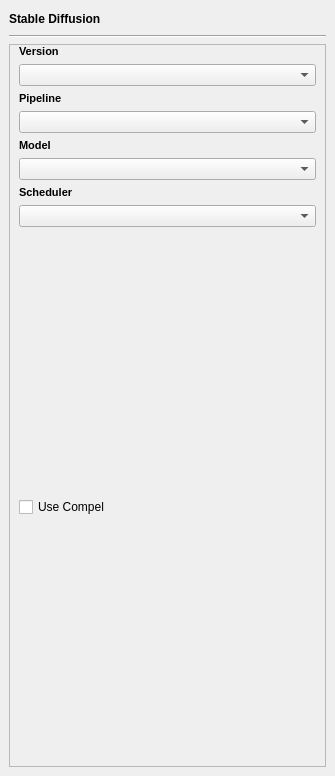
The window that src/airunner/widgets/stablediffusion/templates/stable_diffusion_settings.ui (Capsize-Games/airunner) describes before a commit, drawn with Qt 5.
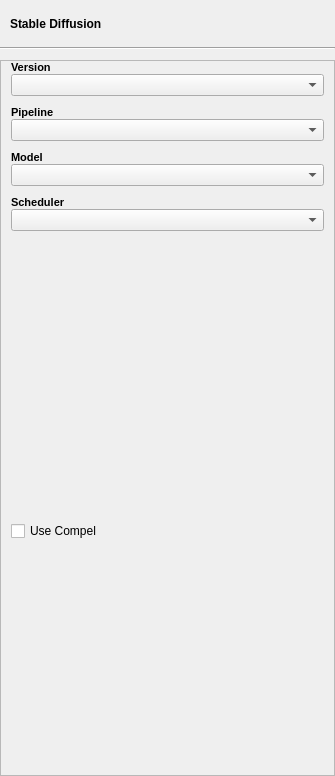
The same window after the commit. Custom widgets are drawn as their Qt base class.

Patch:
```diff
--- a/src/airunner/widgets/stablediffusion/templates/stable_diffusion_settings.ui
+++ b/src/airunner/widgets/stablediffusion/templates/stable_diffusion_settings.ui
@@ -21,34 +21,37 @@
   </property>
   <layout class="QGridLayout" name="gridLayout_2">
    <property name="leftMargin">
-    <number>9</number>
+    <number>0</number>
    </property>
    <property name="topMargin">
-    <number>9</number>
+    <number>0</number>
    </property>
    <property name="rightMargin">
-    <number>9</number>
+    <number>0</number>
    </property>
    <property name="bottomMargin">
-    <number>9</number>
+    <number>0</number>
+   </property>
+   <property name="verticalSpacing">
+    <number>10</number>
    </property>
    <item row="1" column="0">
     <widget class="QWidget" name="widget" native="true">
      <property name="minimumSize">
       <size>
        <width>0</width>
-       <height>20</height>
+       <height>37</height>
       </size>
      </property>
      <layout class="QGridLayout" name="gridLayout_3">
       <property name="leftMargin">
-       <number>0</number>
+       <number>10</number>
       </property>
       <property name="topMargin">
-       <number>0</number>
+       <number>10</number>
       </property>
       <property name="rightMargin">
-       <number>0</number>
+       <number>10</number>
       </property>
       <property name="bottomMargin">
        <number>0</number>
@@ -78,23 +81,26 @@
        <rect>
         <x>0</x>
         <y>0</y>
-        <width>315</width>
-        <height>721</height>
+        <width>333</width>
+        <height>714</height>
        </rect>
       </property>
       <layout class="QGridLayout" name="gridLayout">
        <property name="leftMargin">
-        <number>9</number>
+        <number>10</number>
        </property>
        <property name="topMargin">
         <number>0</number>
        </property>
        <property name="rightMargin">
-        <number>9</number>
+        <number>10</number>
        </property>
        <property name="bottomMargin">
         <number>0</number>
        </property>
+       <property name="verticalSpacing">
+        <number>10</number>
+       </property>
        <item row="11" column="0">
         <widget class="QCheckBox" name="use_compel">
          <property name="text">
```
